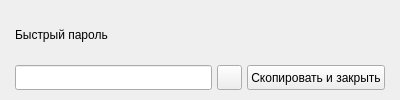
Before: the Qt Designer form core/ui/layout/raw/generator_short_popup_widget.ui in akato-the-dragon/Obscura, drawn with Qt 5.
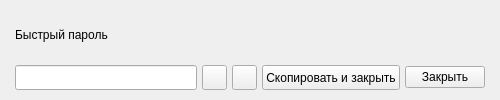
After: the same form once the commit is applied.

Patch:
```diff
--- a/core/ui/layout/raw/generator_short_popup_widget.ui
+++ b/core/ui/layout/raw/generator_short_popup_widget.ui
@@ -6,7 +6,7 @@
    <rect>
     <x>0</x>
     <y>0</y>
-    <width>400</width>
+    <width>500</width>
     <height>100</height>
    </rect>
   </property>
@@ -46,6 +46,12 @@
        <property name="focusPolicy">
         <enum>Qt::TabFocus</enum>
        </property>
+       <property name="echoMode">
+        <enum>QLineEdit::Password</enum>
+       </property>
+       <property name="readOnly">
+        <bool>true</bool>
+       </property>
       </widget>
      </item>
      <item>
@@ -79,6 +85,37 @@
        </property>
       </widget>
      </item>
+     <item>
+      <widget class="QPushButton" name="generate_button">
+       <property name="sizePolicy">
+        <sizepolicy hsizetype="Fixed" vsizetype="Fixed">
+         <horstretch>0</horstretch>
+         <verstretch>0</verstretch>
+        </sizepolicy>
+       </property>
+       <property name="minimumSize">
+        <size>
+         <width>25</width>
+         <height>25</height>
+        </size>
+       </property>
+       <property name="maximumSize">
+        <size>
+         <width>25</width>
+         <height>25</height>
+        </size>
+       </property>
+       <property name="cursor">
+        <cursorShape>PointingHandCursor</cursorShape>
+       </property>
+       <property name="focusPolicy">
+        <enum>Qt::TabFocus</enum>
+       </property>
+       <property name="text">
+        <string/>
+       </property>
+      </widget>
+     </item>
      <item>
       <widget class="QPushButton" name="copy_and_close_button">
        <property name="minimumSize">
@@ -98,6 +135,19 @@
        </property>
       </widget>
      </item>
+     <item>
+      <widget class="QPushButton" name="close_button">
+       <property name="cursor">
+        <cursorShape>PointingHandCursor</cursorShape>
+       </property>
+       <property name="focusPolicy">
+        <enum>Qt::TabFocus</enum>
+       </property>
+       <property name="text">
+        <string>Закрыть</string>
+       </property>
+      </widget>
+     </item>
     </layout>
    </item>
   </layout>
```
